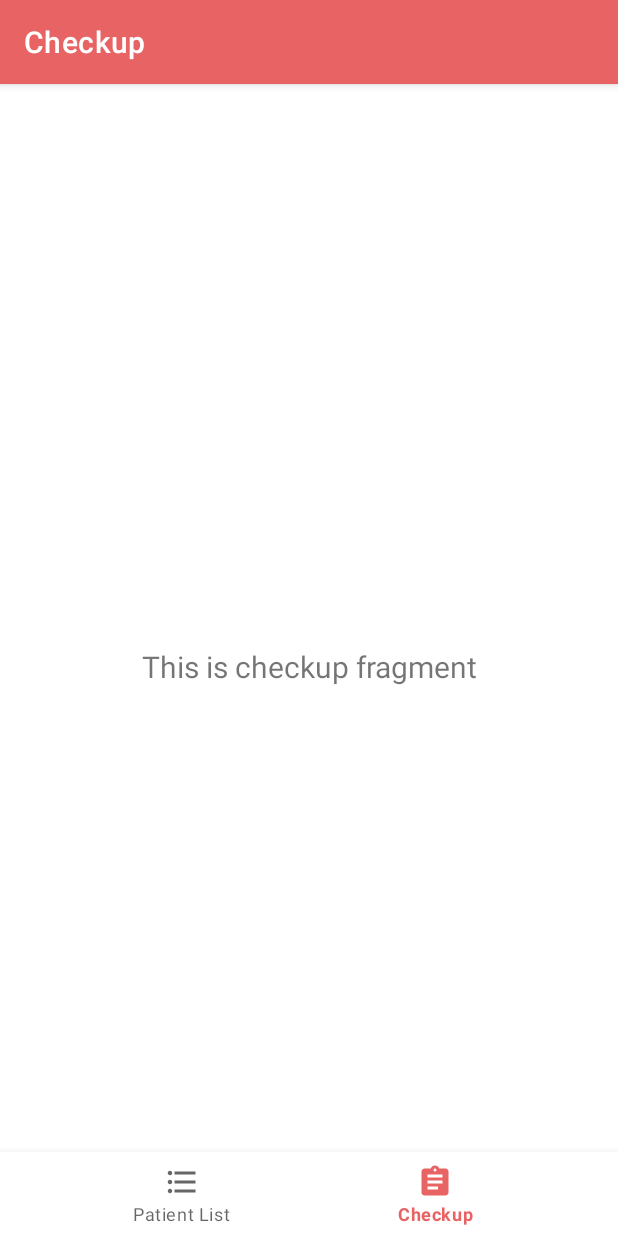
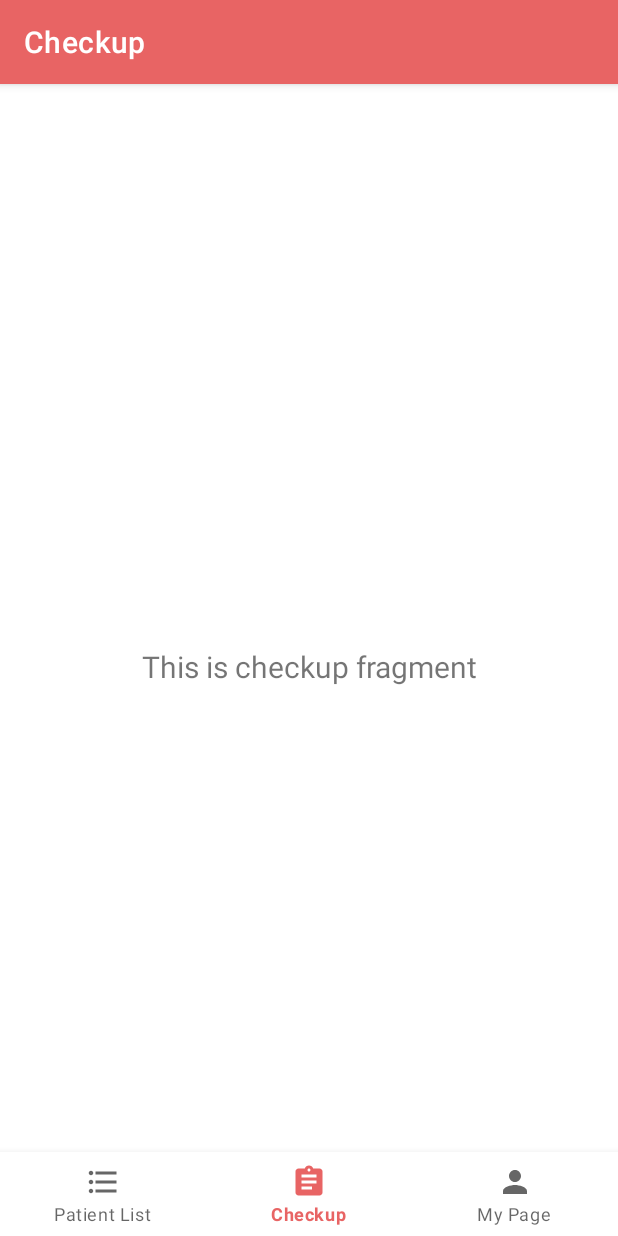
Before and after one commit to apolo0430/Talkdoc, an Android app: the CheckupFragment screen opened through its navigation route, on a phone screen of 412 x 824 dp. Run offline under Robolectric (Android 15) with nearby library versions, the phone set to English and light mode, and no system bars; our stand-ins replace navigation-ui.

Commit message:
My Page 추가

```diff
--- a/app/src/main/java/com/example/talkdoc/MainActivity.java
+++ b/app/src/main/java/com/example/talkdoc/MainActivity.java
@@ -28,7 +28,7 @@ public class MainActivity extends AppCompatActivity
         // Passing each menu ID as a set of Ids because each
         // menu should be considered as top level destinations.
         AppBarConfiguration appBarConfiguration = new AppBarConfiguration.Builder(
-                R.id.navigation_list, R.id.navigation_checkup)
+                R.id.navigation_list, R.id.navigation_checkup, R.id.navigation_mypage)
                 .build();
         NavController navController = Navigation.findNavController(this, R.id.nav_host_fragment_activity_main);
         NavigationUI.setupActionBarWithNavController(this, navController, appBarConfiguration);
--- a/app/src/main/java/com/example/talkdoc/ui/checkup/CheckupFragment.java
+++ b/app/src/main/java/com/example/talkdoc/ui/checkup/CheckupFragment.java
@@ -18,13 +18,13 @@ public class CheckupFragment extends Fragment
 
     public View onCreateView(@NonNull LayoutInflater inflater, ViewGroup container, Bundle savedInstanceState)
     {
-        CheckupViewModel notificationsViewModel = new ViewModelProvider(this).get(CheckupViewModel.class);
+        CheckupViewModel checkupViewModel = new ViewModelProvider(this).get(CheckupViewModel.class);
 
         binding = FragmentCheckupBinding.inflate(inflater, container, false);
         View root = binding.getRoot();
 
         final TextView textView = binding.textCheckup;
-        notificationsViewModel.getText().observe(getViewLifecycleOwner(), textView::setText);
+        checkupViewModel.getText().observe(getViewLifecycleOwner(), textView::setText);
 
         return root;
     }
--- /dev/null
+++ b/app/src/main/res/drawable/ic_mypage_black.xml
@@ -0,0 +1,5 @@
+<vector xmlns:android="http://schemas.android.com/apk/res/android" android:height="24dp" android:tint="#000000" android:viewportHeight="24" android:viewportWidth="24" android:width="24dp">
+
+    <path android:fillColor="@android:color/white" android:pathData="M12,12c2.21,0 4,-1.79 4,-4s-1.79,-4 -4,-4 -4,1.79 -4,4 1.79,4 4,4zM12,14c-2.67,0 -8,1.34 -8,4v2h16v-2c0,-2.66 -5.33,-4 -8,-4z"/>
+
+</vector>
--- a/app/src/main/res/menu/bottom_nav_menu.xml
+++ b/app/src/main/res/menu/bottom_nav_menu.xml
@@ -11,4 +11,8 @@
         android:icon="@drawable/ic_checkup_black"
         android:title="@string/title_checkup" />
 
+    <item
+        android:id="@+id/navigation_mypage"
+        android:icon="@drawable/ic_mypage_black"
+        android:title="@string/title_mypage" />
 </menu>
--- a/app/src/main/res/navigation/main_navigation.xml
+++ b/app/src/main/res/navigation/main_navigation.xml
@@ -16,4 +16,10 @@
         android:name="com.example.talkdoc.ui.checkup.CheckupFragment"
         android:label="@string/title_checkup"
         tools:layout="@layout/fragment_checkup" />
+
+    <fragment
+        android:id="@+id/navigation_mypage"
+        android:name="com.example.talkdoc.ui.mypage.MyPageFragment"
+        android:label="@string/title_mypage"
+        tools:layout="@layout/fragment_mypage" />
 </navigation>
--- a/app/src/main/res/values/strings.xml
+++ b/app/src/main/res/values/strings.xml
@@ -2,6 +2,7 @@
     <string name="app_name">Talkdoc</string>
     <string name="title_list">Patient List</string>
     <string name="title_checkup">Checkup</string>
+    <string name="title_mypage">My Page</string>
     <string name="title_Translation">Translation</string>
 
     <string name="navigation_drawer_open">Open navigation drawer</string>
```
Also changed, not shown: app/src/main/java/com/example/talkdoc/UserInfo.java (added, +27 -0 lines), app/src/main/java/com/example/talkdoc/ui/mypage/MyPageFragment.java (added, +51 -0 lines), app/src/main/java/com/example/talkdoc/ui/translation/TranslationFragment.java (+6 -6 lines), app/src/main/res/layout/fragment_mypage.xml (added, +39 -0 lines).
